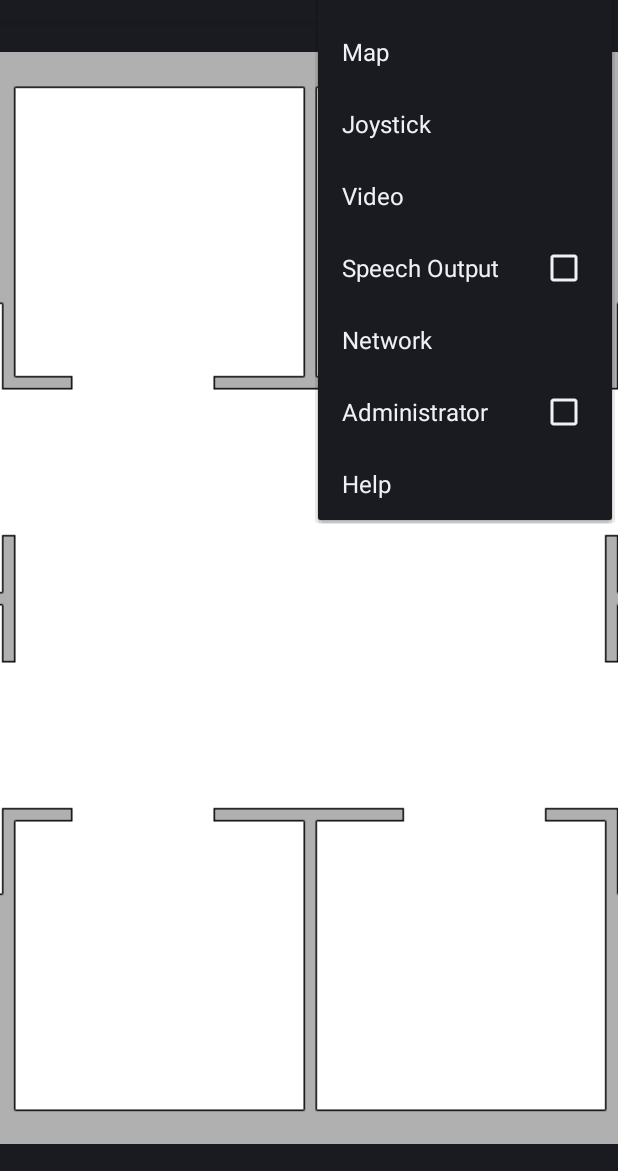
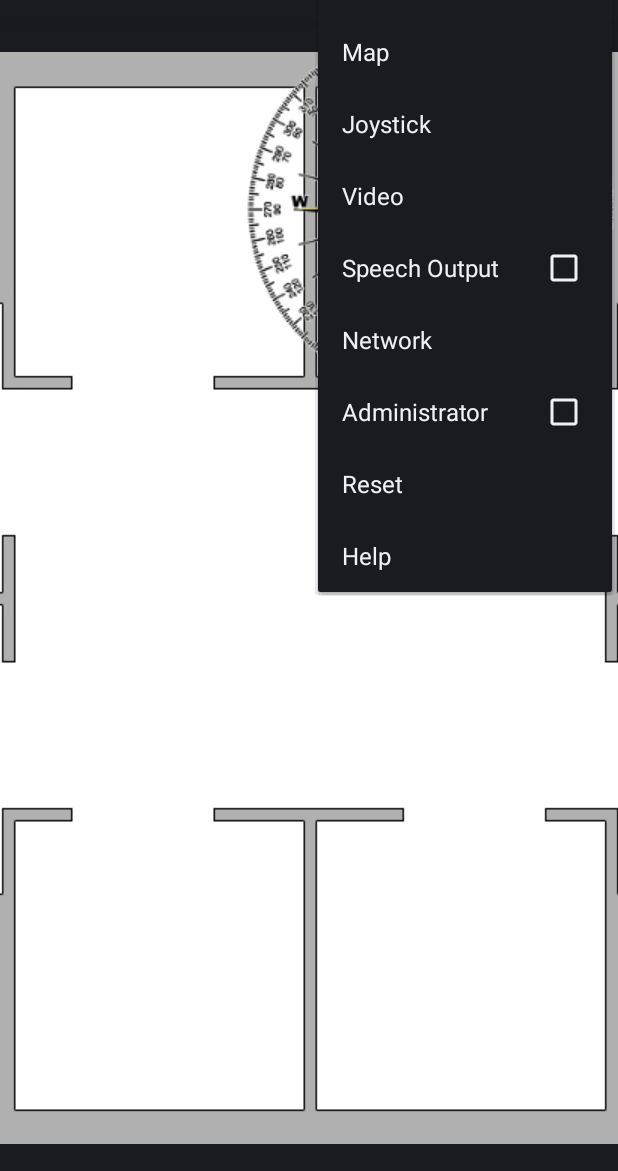
Before and after one commit to DeepBlue14/android_turtlebot_controller, an Android app: the screen it shows after launch (MainActivity), with the options menu open, on a phone screen of 412 x 824 dp, the part 62-1233 px from its top. Run offline under Robolectric (Android 15) with nearby library versions, the phone set to English and light mode, and no system bars; libraries missing offline, so code that uses them is left out: org.opencv.core.

```diff
--- a/AndroidTurtleBotUi/app/src/main/java/com/alias/james/androidturtlebotui/CamClient.java
+++ b/AndroidTurtleBotUi/app/src/main/java/com/alias/james/androidturtlebotui/CamClient.java
@@ -14,16 +14,27 @@
 
 package com.alias.james.androidturtlebotui;
 
+import android.content.res.Resources;
+import android.graphics.Bitmap;
+import android.graphics.BitmapFactory;
+import android.os.Handler;
+import android.widget.ImageView;
+
 /**
  * Created by root on 11/6/15.
  */
 public class CamClient implements Runnable
 {
+    private Handler handler;
+    private ImageView cameraView;
+    private Bitmap bitmap;
+    private Resources res;
 
     @Override
     public void run()
     {
-        //while(true)...
+        bitmap = BitmapFactory.decodeResource(res, R.drawable.turtlebot);
+        handler.postDelayed(this, 1000);
     }
 
 
--- a/AndroidTurtleBotUi/app/src/main/res/layout/map_layout.xml
+++ b/AndroidTurtleBotUi/app/src/main/res/layout/map_layout.xml
@@ -1,5 +1,5 @@
 <?xml version="1.0" encoding="utf-8"?>
-<LinearLayout xmlns:android="http://schemas.android.com/apk/res/android"
+<RelativeLayout xmlns:android="http://schemas.android.com/apk/res/android"
     android:orientation="vertical" android:layout_width="match_parent"
     android:layout_height="match_parent">
 
@@ -7,6 +7,14 @@
         android:id="@+id/map_image"
         android:scaleType="center"
         android:layout_width="fill_parent"
-        android:layout_height="fill_parent" />
+        android:layout_height="fill_parent"
+        android:src="@drawable/test_world" />
 
-</LinearLayout>
+    <ImageView
+        android:layout_width="wrap_content"
+        android:layout_height="wrap_content"
+        android:layout_alignRight="@+id/map_image"
+        android:src="@drawable/compass_mini" />
+
+
+</RelativeLayout>
--- a/AndroidTurtleBotUi/app/src/main/res/menu/menu_main.xml
+++ b/AndroidTurtleBotUi/app/src/main/res/menu/menu_main.xml
@@ -25,6 +25,9 @@
         android:checkable="true"
         android:title="Administrator" />
     <item
+        android:id="@+id/reset"
+        android:title="Reset" />
+    <item
         android:id="@+id/help"
         android:title="@string/help" />
 
```
Also changed, not shown: 1 other file.
